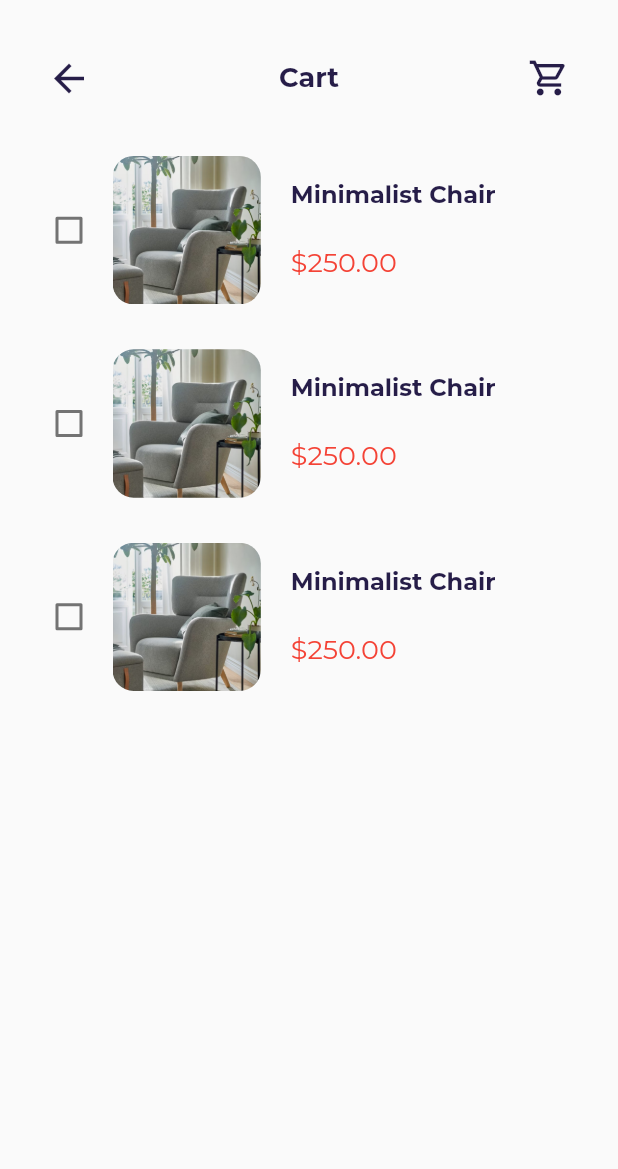
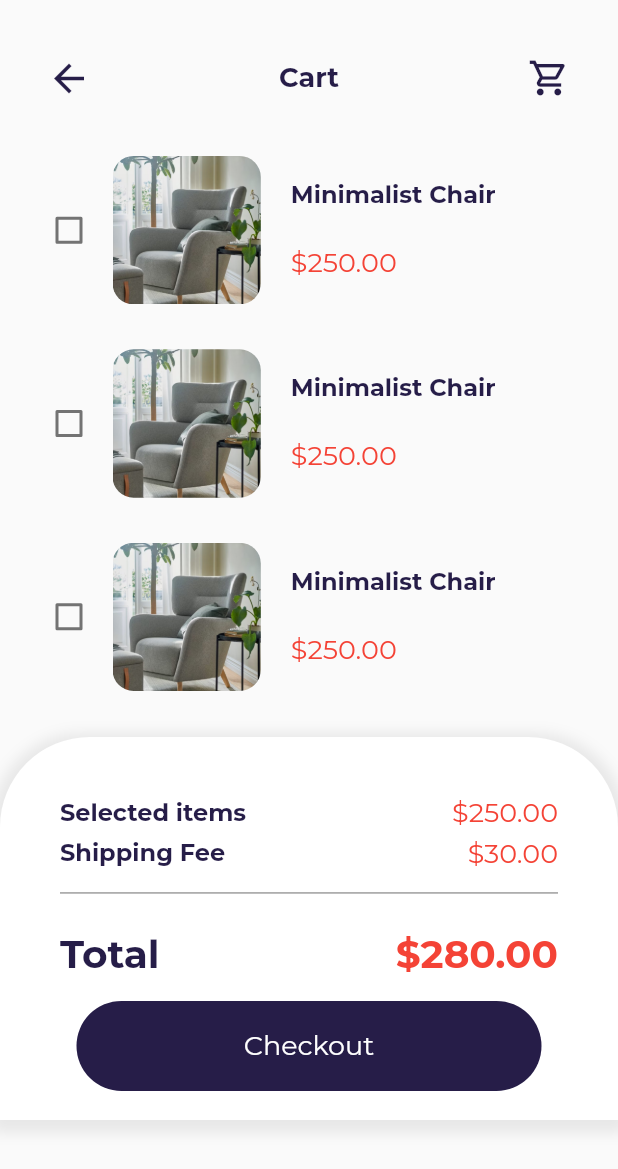
Before and after one commit to abdulrhmanGhandour/IEEETask1, a Flutter app: the CardView screen opened by its route, on a phone screen of 412 x 824 dp. Shown: the top 1169 px of the screen. Run offline on Flutter 3.47's test engine with Material 2 defaults, Android fonts, the phone set to English and light mode, and no system bars; our stand-ins replace font_awesome_flutter, google_fonts.

Commit message:
cart view done

```diff
--- a/lib/features/card/presanteion/view/widgets/card_view_body.dart
+++ b/lib/features/card/presanteion/view/widgets/card_view_body.dart
@@ -1,21 +1,23 @@
 import 'package:flutter/material.dart';
 import 'package:ieee_task1/core/utls/widgets/custom_app_bar.dart';
 import 'package:ieee_task1/features/card/presanteion/view/widgets/cart_List_view.dart';
+import 'package:ieee_task1/features/card/presanteion/view/widgets/subtotal_section.dart';
 
 class CardViewBody extends StatelessWidget {
   const CardViewBody({super.key});
 
   @override
   Widget build(BuildContext context) {
-    return  Column(
+    return Column(
       children: [
         const CustomAppBar(text: 'Cart'),
         Padding(
           padding: const EdgeInsets.symmetric(horizontal: 22),
           child: SizedBox(
-          height: MediaQuery.of(context).size.height * .5 ,
+              height: MediaQuery.of(context).size.height * .47,
               child: const CartListView()),
         ),
+       const SubtotalSection(),
       ],
     );
   }
--- /dev/null
+++ b/lib/features/card/presanteion/view/widgets/custom_botton.dart
@@ -0,0 +1,27 @@
+import 'package:flutter/material.dart';
+import 'package:ieee_task1/const.dart';
+import 'package:ieee_task1/core/utls/styles.dart';
+
+class CustomBotton extends StatelessWidget {
+  const CustomBotton({super.key});
+
+  @override
+  Widget build(BuildContext context) {
+    return GestureDetector(
+      onTap: () {},
+      child: Container(
+        height: 60,
+        width: 310,
+        decoration: BoxDecoration(
+          borderRadius: BorderRadius.circular(30),
+          color: kNavyBlueColor,
+        ),
+        child: Center(
+            child: Text(
+          'Checkout',
+          style: Styles.textStyle18.copyWith(color: Colors.white),
+        )),
+      ),
+    );
+  }
+}
--- /dev/null
+++ b/lib/features/card/presanteion/view/widgets/subtotal_section.dart
@@ -0,0 +1,80 @@
+import 'package:flutter/material.dart';
+import 'package:ieee_task1/const.dart';
+import 'package:ieee_task1/core/utls/styles.dart';
+import 'package:ieee_task1/core/utls/widgets/box_shadow.dart';
+import 'package:ieee_task1/features/card/presanteion/view/widgets/custom_botton.dart';
+import 'package:ieee_task1/features/card/presanteion/view/widgets/titel_price_widget.dart';
+
+class SubtotalSection extends StatelessWidget {
+  const SubtotalSection({super.key});
+
+  @override
+  Widget build(BuildContext context) {
+    return Container(
+      height: MediaQuery.of(context).size.height * .31,
+      decoration: BoxDecoration(
+        color: Colors.white,
+        borderRadius: const BorderRadius.only(
+          topLeft: Radius.circular(60),
+          topRight: Radius.circular(60),
+        ),
+        boxShadow: [boxShadow()],
+      ),
+      child: const Padding(
+        padding: EdgeInsets.only(top: 40, right: 40, left: 40),
+        child: Column(
+          children: [
+            TitelPriceWidget(
+              text: 'Selected items',
+              price: '\$250.00',
+            ),
+            SizedBox(
+              height: 5,
+            ),
+            TitelPriceWidget(
+              text: 'Shipping Fee',
+              price: '\$30.00',
+            ),
+            SizedBox(
+              height: 5,
+            ),
+            Divider(
+              height: 20,
+              color: Colors.grey,
+              thickness: 1,
+            ),
+              SizedBox(
+              height: 15,
+            ),
+            TotalWidget(),
+            SizedBox(
+              height: 15,
+            ),
+            CustomBotton(),
+          ],
+        ),
+      ),
+    );
+  }
+}
+
+class TotalWidget extends StatelessWidget {
+  const TotalWidget({super.key});
+
+  @override
+  Widget build(BuildContext context) {
+    return Row(
+      children: [
+        Text(
+          'Total',
+          style: Styles.textStyle30.copyWith(color: kNavyBlueColor),
+        ),
+        const Spacer(),
+        Text(
+          '\$280.00',
+          style: Styles.textStyle30.copyWith(color: Colors.red),
+        ),
+      ],
+    );
+  }
+}
--- /dev/null
+++ b/lib/features/card/presanteion/view/widgets/titel_price_widget.dart
@@ -0,0 +1,25 @@
+import 'package:flutter/material.dart';
+import 'package:ieee_task1/const.dart';
+import 'package:ieee_task1/core/utls/styles.dart';
+
+class TitelPriceWidget extends StatelessWidget {
+  const TitelPriceWidget({super.key, required this.text, required this.price});
+  final String text;
+  final String price;
+  @override
+  Widget build(BuildContext context) {
+    return Row(
+      children: [
+        Text(
+          text,
+          style: Styles.textStyle16.copyWith(color: kNavyBlueColor),
+        ),
+        const Spacer(),
+        Text(
+          price,
+          style: Styles.textStyle18.copyWith(color: Colors.red),
+        ),
+      ],
+    );
+  }
+}
```
Lines whose indentation alone changed are shown as unchanged.
